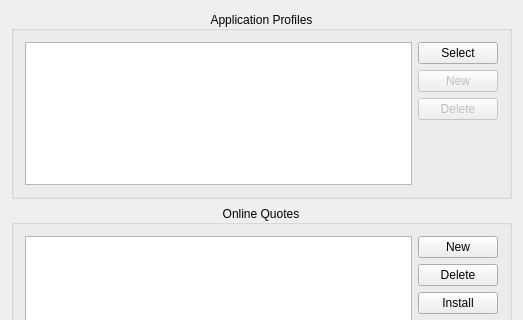
The window that src/alkonlinequoteswidget.ui (KDE/alkimia) describes before a commit, drawn with Qt 5; both pictures show x 0 to 523 and y 0 to 320 of the 523 by 815 pixel window.
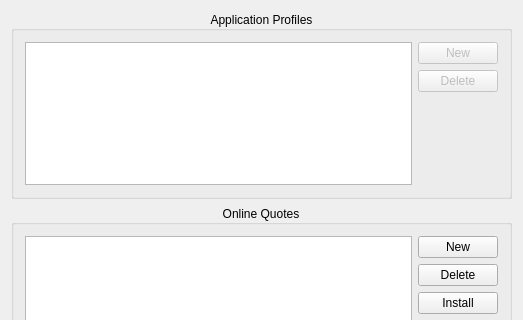
The same window after the commit. Custom widgets are drawn as their Qt base class.

Commit message:
Readd changing profile by selecting on profile entry
Clicking every time on a dedicated select button is annyoing.

Reverts commit 71067dd.

Diff of the .ui file:
```diff
--- a/src/alkonlinequoteswidget.ui
+++ b/src/alkonlinequoteswidget.ui
@@ -43,13 +43,6 @@
             </item>
             <item>
              <layout class="QVBoxLayout" name="verticalLayout_7">
-              <item>
-               <widget class="QPushButton" name="m_selectProfile">
-                <property name="text">
-                 <string>Select</string>
-                </property>
-               </widget>
-              </item>
               <item>
                <widget class="QPushButton" name="m_newProfile">
                 <property name="enabled">
```
The commit also changes 1 other file.
